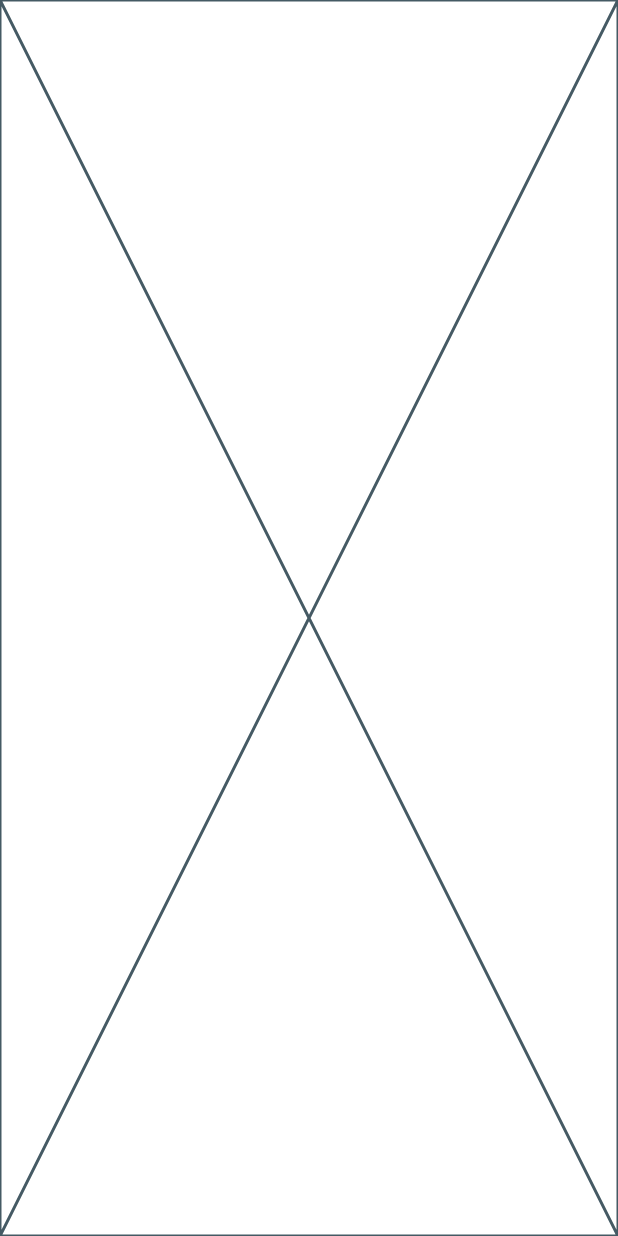
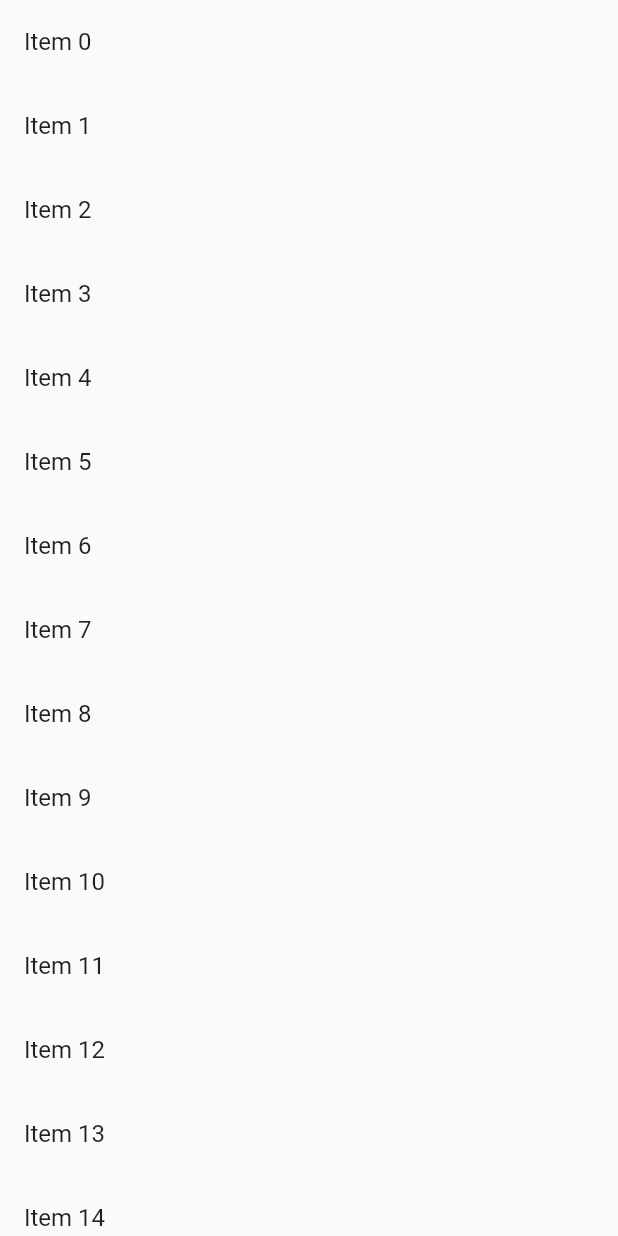
Before and after one commit to RAvengineer/movie-list-app, a Flutter app: the screen it shows after launch, on a phone screen of 412 x 824 dp. Run offline on Flutter 3.47's test engine with Material 2 defaults, Android fonts, the phone set to English and light mode, and no system bars.

Commit message:
home_screen.dart: Add Home Screen with dummy list

```diff
--- a/lib/screens/home_screen.dart
+++ b/lib/screens/home_screen.dart
@@ -1,12 +1,21 @@
 import 'package:flutter/material.dart';
 
 class HomeScreen extends StatelessWidget {
-  const HomeScreen({Key? key}) : super(key: key);
+  HomeScreen({Key? key}) : super(key: key);
+  static const String route = '/';
+  final items = List<String>.generate(10000, (i) => "Item $i");
 
   @override
   Widget build(BuildContext context) {
-    return Container(
-      child: Placeholder(),
+    return Scaffold(
+      body: ListView.builder(
+        itemCount: items.length,
+        itemBuilder: (context, index) {
+          return ListTile(
+            title: Text(items[index]),
+          );
+        },
+      ),
     );
   }
 }
```
